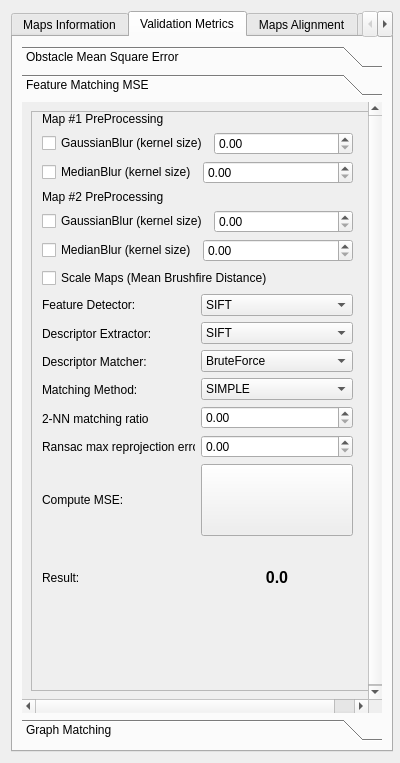
Before: the Qt Designer form ogm_gui/ui/validation.ui in MariosPro/thesis, drawn with Qt 5.
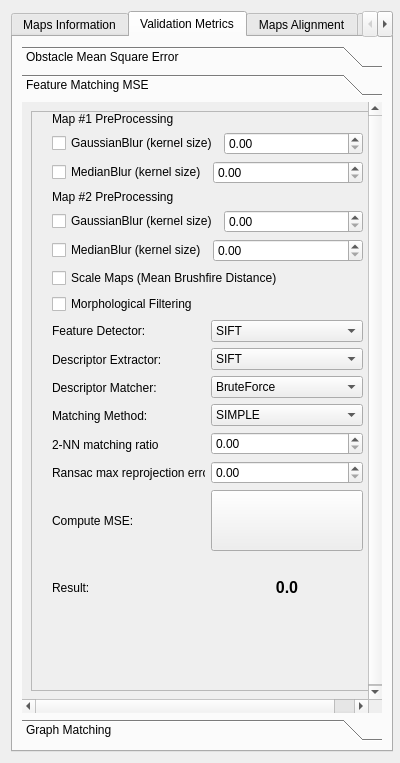
After: the same form once the commit is applied.

Diff of the .ui file:
```diff
--- a/ogm_gui/ui/validation.ui
+++ b/ogm_gui/ui/validation.ui
@@ -360,8 +360,8 @@
          <widget class="QWidget" name="page_2">
           <property name="geometry">
            <rect>
-            <x>0</x>
-            <y>-10</y>
+            <x>-22</x>
+            <y>0</y>
             <width>369</width>
             <height>598</height>
            </rect>
@@ -426,10 +426,10 @@
               <widget class="QWidget" name="layoutWidget_3">
                <property name="geometry">
                 <rect>
-                 <x>10</x>
+                 <x>20</x>
                  <y>0</y>
                  <width>311</width>
-                 <height>501</height>
+                 <height>506</height>
                 </rect>
                </property>
                <layout class="QGridLayout" name="gridLayout_5">
@@ -577,6 +577,13 @@
                     </property>
                    </widget>
                   </item>
+                  <item>
+                   <widget class="QCheckBox" name="morphFilteringCheckBox">
+                    <property name="text">
+                     <string>Morphological Filtering</string>
+                    </property>
+                   </widget>
+                  </item>
                   <item>
                    <layout class="QGridLayout" name="gridLayout_3">
                     <item row="0" column="0">
```
Left out of the diff: 20 changed lines with no effect on the pictures.
